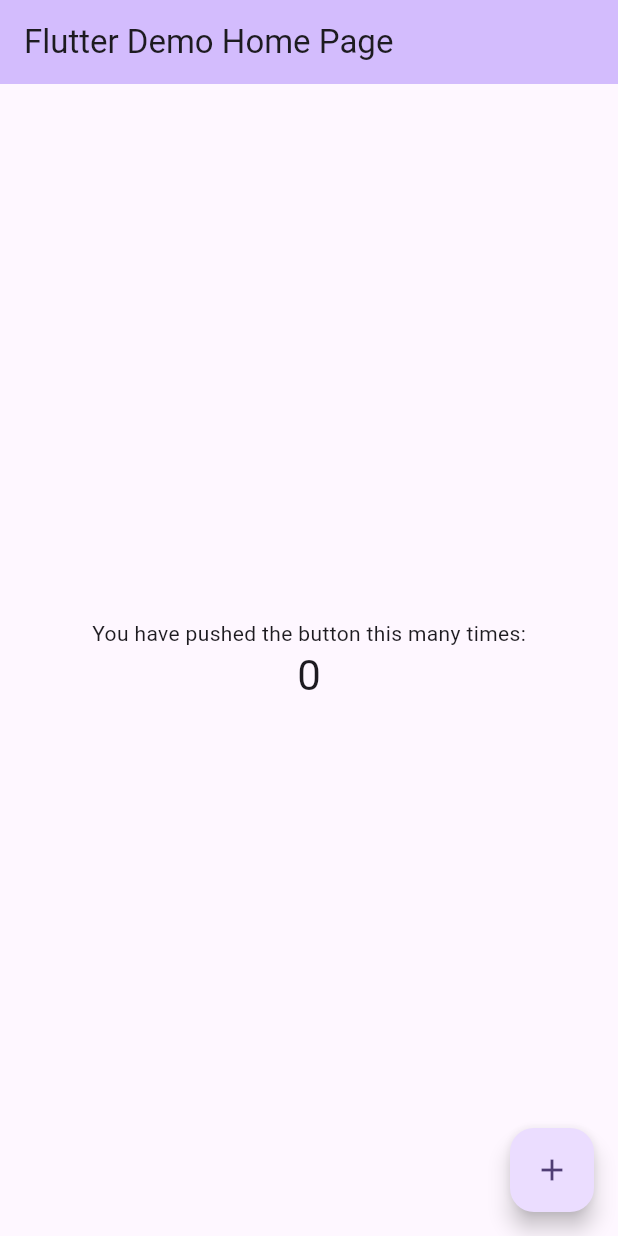
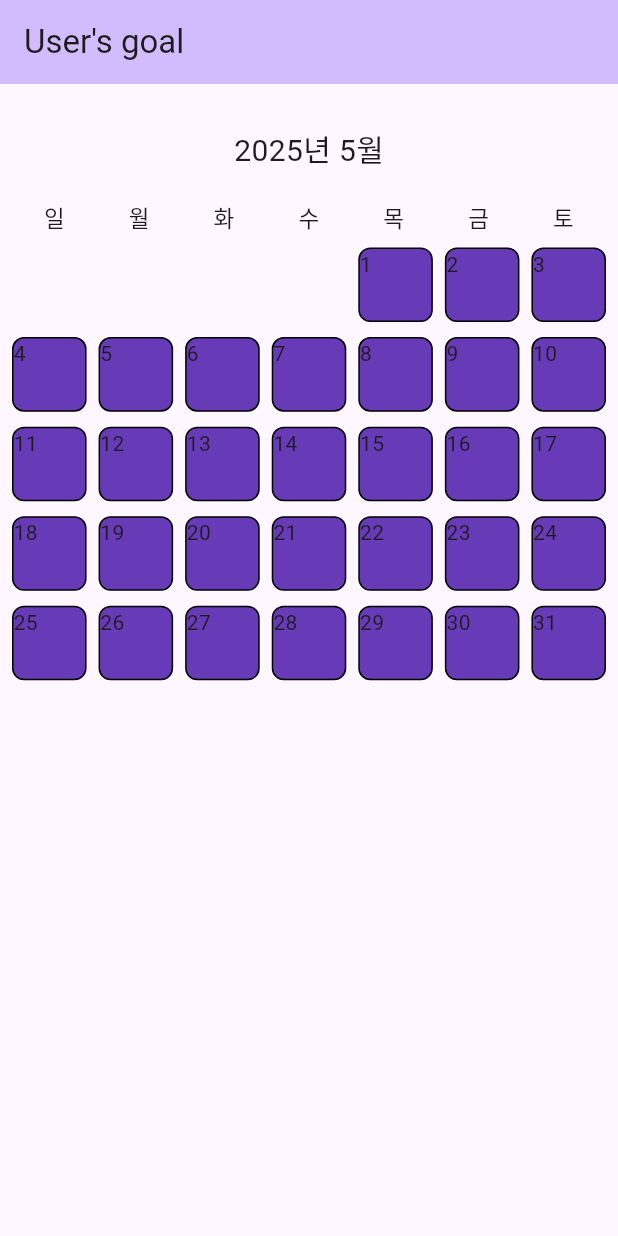
Before and after one commit to hayeonhee/haenaedda, a Flutter app: the screen it shows after launch, on a phone screen of 412 x 824 dp. Run offline on Flutter 3.47's test engine with Material 3 defaults, Android fonts, the phone set to English and light mode, and no system bars.

Commit message:
feat: add calendar draft page and edit main.dart

```diff
--- a/lib/main.dart
+++ b/lib/main.dart
@@ -1,125 +1,25 @@
 import 'package:flutter/material.dart';
+import 'my_calendar_page.dart';
+
+// TODO: Let the user set a goal
+String kUserGoal = 'User\'s goal';
 
 void main() {
-  runApp(const MyApp());
+  runApp(const Haenaedda());
 }
 
-class MyApp extends StatelessWidget {
-  const MyApp({super.key});
+class Haenaedda extends StatelessWidget {
+  const Haenaedda({super.key});
 
-  // This widget is the root of your application.
   @override
   Widget build(BuildContext context) {
     return MaterialApp(
-      title: 'Flutter Demo',
+      title: 'HAENAEDDA — I did it',
       theme: ThemeData(
-        // This is the theme of your application.
-        //
-        // TRY THIS: Try running your application with "flutter run". You'll see
-        // the application has a blue toolbar. Then, without quitting the app,
-        // try changing the seedColor in the colorScheme below to Colors.green
-        // and then invoke "hot reload" (save your changes or press the "hot
-        // reload" button in a Flutter-supported IDE, or press "r" if you used
-        // the command line to start the app).
-        //
-        // Notice that the counter didn't reset back to zero; the application
-        // state is not lost during the reload. To reset the state, use hot
-        // restart instead.
-        //
-        // This works for code too, not just values: Most code changes can be
-        // tested with just a hot reload.
         colorScheme: ColorScheme.fromSeed(seedColor: Colors.deepPurple),
         useMaterial3: true,
       ),
-      home: const MyHomePage(title: 'Flutter Demo Home Page'),
+      home: MyCalendarPage(title: kUserGoal),
     );
   }
 }
-
-class MyHomePage extends StatefulWidget {
-  const MyHomePage({super.key, required this.title});
-
-  // This widget is the home page of your application. It is stateful, meaning
-  // that it has a State object (defined below) that contains fields that affect
-  // how it looks.
-
-  // This class is the configuration for the state. It holds the values (in this
-  // case the title) provided by the parent (in this case the App widget) and
-  // used by the build method of the State. Fields in a Widget subclass are
-  // always marked "final".
-
-  final String title;
-
-  @override
-  State<MyHomePage> createState() => _MyHomePageState();
-}
-
-class _MyHomePageState extends State<MyHomePage> {
-  int _counter = 0;
-
-  void _incrementCounter() {
-    setState(() {
-      // This call to setState tells the Flutter framework that something has
-      // changed in this State, which causes it to rerun the build method below
-      // so that the display can reflect the updated values. If we changed
-      // _counter without calling setState(), then the build method would not be
-      // called again, and so nothing would appear to happen.
-      _counter++;
-    });
-  }
-
-  @override
-  Widget build(BuildContext context) {
-    // This method is rerun every time setState is called, for instance as done
-    // by the _incrementCounter method above.
-    //
-    // The Flutter framework has been optimized to make rerunning build methods
-    // fast, so that you can just rebuild anything that needs updating rather
-    // than having to individually change instances of widgets.
-    return Scaffold(
-      appBar: AppBar(
-        // TRY THIS: Try changing the color here to a specific color (to
-        // Colors.amber, perhaps?) and trigger a hot reload to see the AppBar
-        // change color while the other colors stay the same.
-        backgroundColor: Theme.of(context).colorScheme.inversePrimary,
-        // Here we take the value from the MyHomePage object that was created by
-        // the App.build method, and use it to set our appbar title.
-        title: Text(widget.title),
-      ),
-      body: Center(
-        // Center is a layout widget. It takes a single child and positions it
-        // in the middle of the parent.
-        child: Column(
-          // Column is also a layout widget. It takes a list of children and
-          // arranges them vertically. By default, it sizes itself to fit its
-          // children horizontally, and tries to be as tall as its parent.
-          //
-          // Column has various properties to control how it sizes itself and
-          // how it positions its children. Here we use mainAxisAlignment to
-          // center the children vertically; the main axis here is the vertical
-          // axis because Columns are vertical (the cross axis would be
-          // horizontal).
-          //
-          // TRY THIS: Invoke "debug painting" (choose the "Toggle Debug Paint"
-          // action in the IDE, or press "p" in the console), to see the
-          // wireframe for each widget.
-          mainAxisAlignment: MainAxisAlignment.center,
-          children: <Widget>[
-            const Text(
-              'You have pushed the button this many times:',
-            ),
-            Text(
-              '$_counter',
-              style: Theme.of(context).textTheme.headlineMedium,
-            ),
-          ],
-        ),
-      ),
-      floatingActionButton: FloatingActionButton(
-        onPressed: _incrementCounter,
-        tooltip: 'Increment',
-        child: const Icon(Icons.add),
-      ), // This trailing comma makes auto-formatting nicer for build methods.
-    );
-  }
-}
--- /dev/null
+++ b/lib/my_calendar_page.dart
@@ -0,0 +1,82 @@
+import 'package:flutter/material.dart';
+
+import 'calendar_day_cell.dart';
+import 'empty_cell.dart';
+
+class MyCalendarPage extends StatefulWidget {
+  final String title;
+
+  const MyCalendarPage({super.key, required this.title});
+
+  @override
+  State<MyCalendarPage> createState() => _MyCalendarPageState();
+}
+
+class _MyCalendarPageState extends State<MyCalendarPage> {
+  final daysOfWeek = ['일', '월', '화', '수', '목', '금', '토'];
+
+  @override
+  Widget build(BuildContext context) {
+    int year = DateTime.now().year;
+    int month = DateTime.now().month;
+    int firstWeekday = DateTime(year, month, 1).weekday % 7;
+    int totalDaysOfMonth = DateTime(year, month + 1, 0).day;
+    int leadingBlanks = firstWeekday;
+    int totalCells = leadingBlanks + totalDaysOfMonth;
+    int trailingBlanks = (7 - totalCells % 7) % 7;
+    int totalCellsCount = totalCells + trailingBlanks;
+
+    return Scaffold(
+      appBar: AppBar(
+        backgroundColor: Theme.of(context).colorScheme.inversePrimary,
+        title: Text(widget.title),
+      ),
+      body: Padding(
+        padding: const EdgeInsets.all(8.0),
+        child: Column(
+          children: [
+            const SizedBox(height: 20),
+            Text(
+              '$year년 $month월',
+              style: const TextStyle(fontSize: 20),
+            ),
+            const SizedBox(height: 20),
+            Row(
+              children: List.generate(daysOfWeek.length, (index) {
+                return Expanded(
+                  child: Text(
+                    daysOfWeek[index],
+                    style: const TextStyle(fontSize: 15),
+                    textAlign: TextAlign.center,
+                  ),
+                );
+              }),
+            ),
+            const SizedBox(height: 10),
+            GridView.count(
+              shrinkWrap: true,
+              crossAxisCount: 7,
+              childAspectRatio: 1,
+              mainAxisSpacing: 10,
+              crossAxisSpacing: 8,
+              children: List.generate(totalCellsCount, (index) {
+                if (index < leadingBlanks) {
+                  return const EmptyCell();
+                } else if (index < leadingBlanks + totalDaysOfMonth) {
+                  int day = index - leadingBlanks + 1;
+                  return CalendarDayCell(
+                    dayText: '$day',
+                    hasRecord: true,
+                    onTap: () {},
+                  );
+                } else {
+                  return const EmptyCell();
+                }
+              }),
+            ),
+          ],
+        ),
+      ),
+    );
+  }
+}
```
Also changed, not shown: 1 other file.
